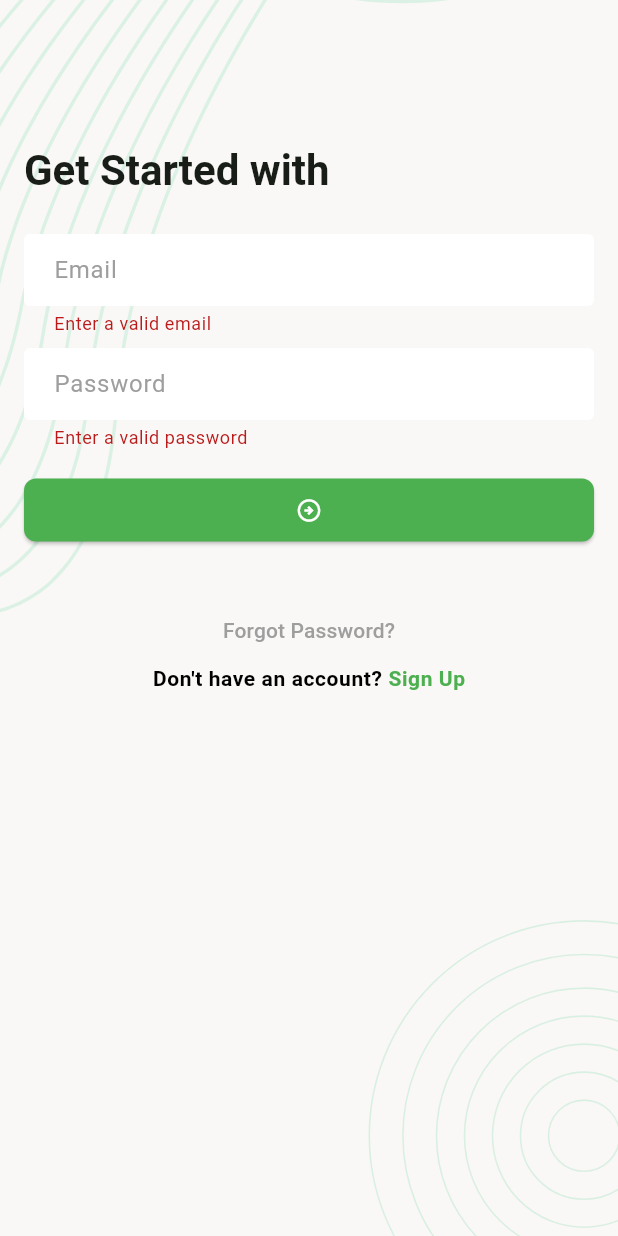
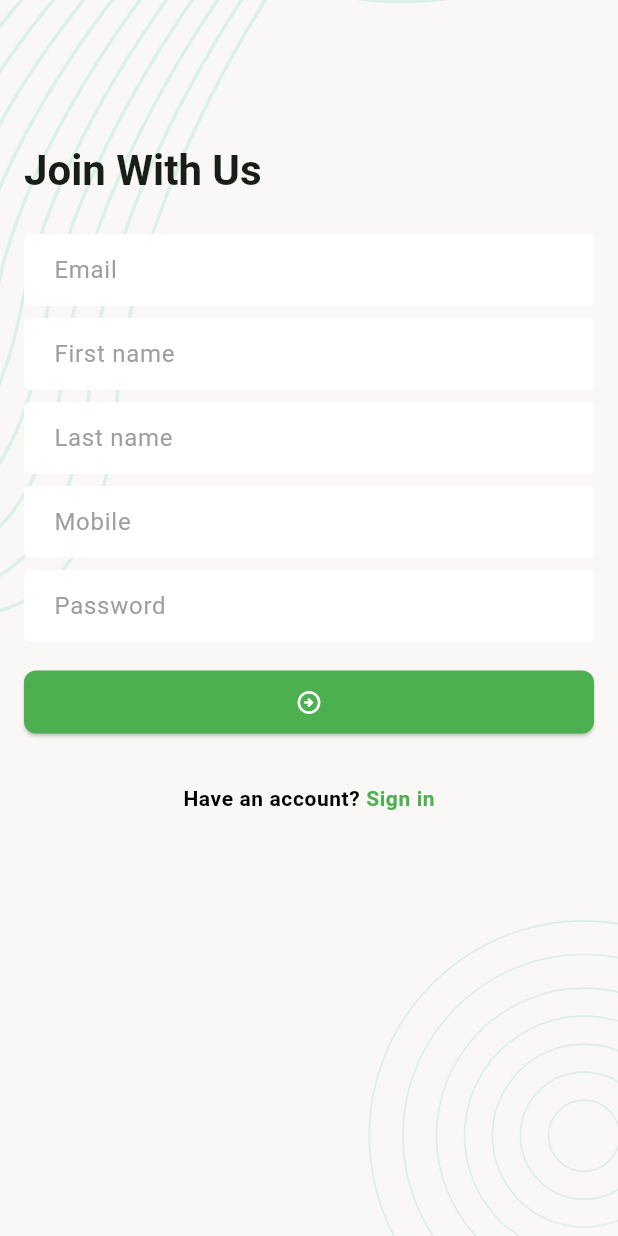
Before and after one commit to Hridoy141/Task_manager, a Flutter app: the screen it shows after launch, after a tap on the "arrow circle right" icon, after a tap on "Forgot Password?", on a phone screen of 412 x 824 dp. Run offline on Flutter 3.47's test engine with Material 3 defaults, Android fonts, the phone set to English and light mode, and no system bars; our stand-ins replace email_validator, flutter_svg.

Commit message:
add sing up screen ui design

```diff
--- a/lib/app.dart
+++ b/lib/app.dart
@@ -1,5 +1,6 @@
 import 'package:flutter/material.dart';
 import 'package:task_manager/ui/screens/sign_in_screen.dart';
+import 'package:task_manager/ui/screens/sign_up_screen.dart';
 import 'package:task_manager/ui/screens/splash_screen.dart';
 
 class TaskManagerApp extends StatefulWidget {
@@ -49,6 +50,7 @@ class _TaskManagerAppState extends State<TaskManagerApp> {
       routes: {
         SplashScreen.name:(context) => SplashScreen(),
         SignInScreen.name: (context) =>SignInScreen(),
+        SignUpScreen.name: (context) => SignUpScreen(),
       },
     );
   }
--- a/lib/ui/screens/sign_in_screen.dart
+++ b/lib/ui/screens/sign_in_screen.dart
@@ -1,6 +1,7 @@
 import 'package:email_validator/email_validator.dart';
 import 'package:flutter/gestures.dart';
 import 'package:flutter/material.dart';
+import 'package:task_manager/ui/screens/sign_up_screen.dart';
 import 'package:task_manager/ui/widgets/screen_background.dart';
 
 class SignInScreen extends StatefulWidget {
@@ -118,8 +119,16 @@ class _SignInScreenState extends State<SignInScreen> {
     }
   }
 
-  void _onTapForgotPasswordButton() {}
+  void _onTapForgotPasswordButton() {
+    Navigator.pushNamed(context, SignUpScreen.name);
+  }
 
   void _onTapSignUpButton() {
   }
+  @override
+  void dispose() {
+    _emailTEController.dispose();
+    _passwordTEController.dispose();
+    super.dispose();
+  }
 }
--- /dev/null
+++ b/lib/ui/screens/sign_up_screen.dart
@@ -0,0 +1,164 @@
+import 'package:email_validator/email_validator.dart';
+import 'package:flutter/gestures.dart';
+import 'package:flutter/material.dart';
+import 'package:task_manager/ui/widgets/screen_background.dart';
+
+class SignUpScreen extends StatefulWidget {
+  const SignUpScreen({super.key});
+
+  static const String name = '/sign-up';
+
+  @override
+  State<SignUpScreen> createState() => _SignUpScreenState();
+}
+
+class _SignUpScreenState extends State<SignUpScreen> {
+  final TextEditingController _emailTEController = TextEditingController();
+  final TextEditingController _firstNameTEController = TextEditingController();
+  final TextEditingController _lastNameTEController = TextEditingController();
+  final TextEditingController _phoneTEController = TextEditingController();
+  final TextEditingController _passwordTEController = TextEditingController();
+  final GlobalKey<FormState> _formKey = GlobalKey<FormState>();
+
+  @override
+  Widget build(BuildContext context) {
+    return Scaffold(
+      body: ScreenBackground(
+        child: SingleChildScrollView(
+          child: Padding(
+            padding: const EdgeInsets.all(16),
+            child: Form(
+              key: _formKey,
+              autovalidateMode: AutovalidateMode.onUserInteraction,
+              child: Column(
+                crossAxisAlignment: CrossAxisAlignment.start,
+                children: [
+                  const SizedBox(height: 80),
+                  Text(
+                    'Join With Us',
+                    style: Theme
+                        .of(context)
+                        .textTheme
+                        .titleLarge,
+                  ),
+                  const SizedBox(height: 24),
+                  TextFormField(
+                      controller: _emailTEController,
+                      textInputAction: TextInputAction.next,
+                      decoration: InputDecoration(hintText: 'Email'),
+                      validator: (String ? value) {
+                        String email =  value ?? '';
+                        if (EmailValidator.validate(email) == false) {
+                          return 'Enter a valid email';
+                        }
+                        return null;
+                      }
+                  ),
+                  const SizedBox(height: 8),
+                  TextFormField(
+                    controller: _firstNameTEController,
+                    textInputAction: TextInputAction.next,
+                    decoration: InputDecoration(hintText: 'First name'),
+                    validator: (String? value) {
+                      if (value?.trim().isEmpty ?? true) {
+                        return 'Enter your first name';
+                      }
+                      return null;
+                    },
+                  ),
+                  const SizedBox(height: 8),
+                  TextFormField(
+                    controller: _lastNameTEController,
+                    textInputAction: TextInputAction.next,
+                    decoration: InputDecoration(hintText: 'Last name'),
+                    validator: (String? value) {
+                      if (value?.trim().isEmpty ?? true) {
+                        return 'Enter your Last name';
+                      }
+                      return null;
+                    },
+                  ),
+                  const SizedBox(height: 8),
+                  TextFormField(
+                    controller: _phoneTEController,
+                    keyboardType: TextInputType.phone,
+                    textInputAction: TextInputAction.next,
+                    decoration: InputDecoration(hintText: 'Mobile'),
+                    validator: (String? value) {
+                      if (value?.trim().isEmpty ?? true) {
+                        return 'Enter your mobile number';
+                      }
+                      return null;
+                    },
+                  ),
+                  const SizedBox(height: 8),
+                  TextFormField(
+                      controller: _passwordTEController,
+                      obscureText: true,
+                      decoration: InputDecoration(hintText: 'Password'),
+                      validator: (String ? value) {
+                        if ((value?.length ?? 0) <= 6) {
+                          return 'Enter a valid password';
+                        }
+                        return null;
+                      }
+                  ),
+                  const SizedBox(height: 16),
+                  ElevatedButton(
+                    onPressed: _onTapSignUpButton,
+                    child: Icon(Icons.arrow_circle_right_outlined),
+                  ),
+                  const SizedBox(height: 32),
+                  Center(
+                    child: RichText(
+                      text: TextSpan(
+                        text: "Have an account? ",
+                        style: TextStyle(
+                          fontWeight: FontWeight.w600,
+                          color: Colors.black,
+                          letterSpacing: 0.4,
+                        ),
+                        children: [
+                          TextSpan(
+                              text: 'Sign in',
+                              style: TextStyle(
+                                color: Colors.green,
+                                fontWeight: FontWeight.w700,
+                              ),
+                              recognizer: TapGestureRecognizer()
+                                ..onTap = _onTapSignInButton
+                          ),
+                        ],
+                      ),
+                    ),
+                  ),
+                ],
+              ),
+            ),
+          ),
+        ),
+      ),
+    );
+  }
+
+  void _onTapSignUpButton() {
+    if (_formKey.currentState!.validate()) {
+      // TODO: Sign in with API
+    }
+  }
+
+
+  void _onTapSignInButton() {
+    Navigator.pop(context);
+  }
+
+    @override
+    void dispose() {
+      _emailTEController.dispose();
+      _firstNameTEController.dispose();
+      _lastNameTEController.dispose();
+      _phoneTEController.dispose();
+      _passwordTEController.dispose();
+      super.dispose();
+    }
+  }
```
